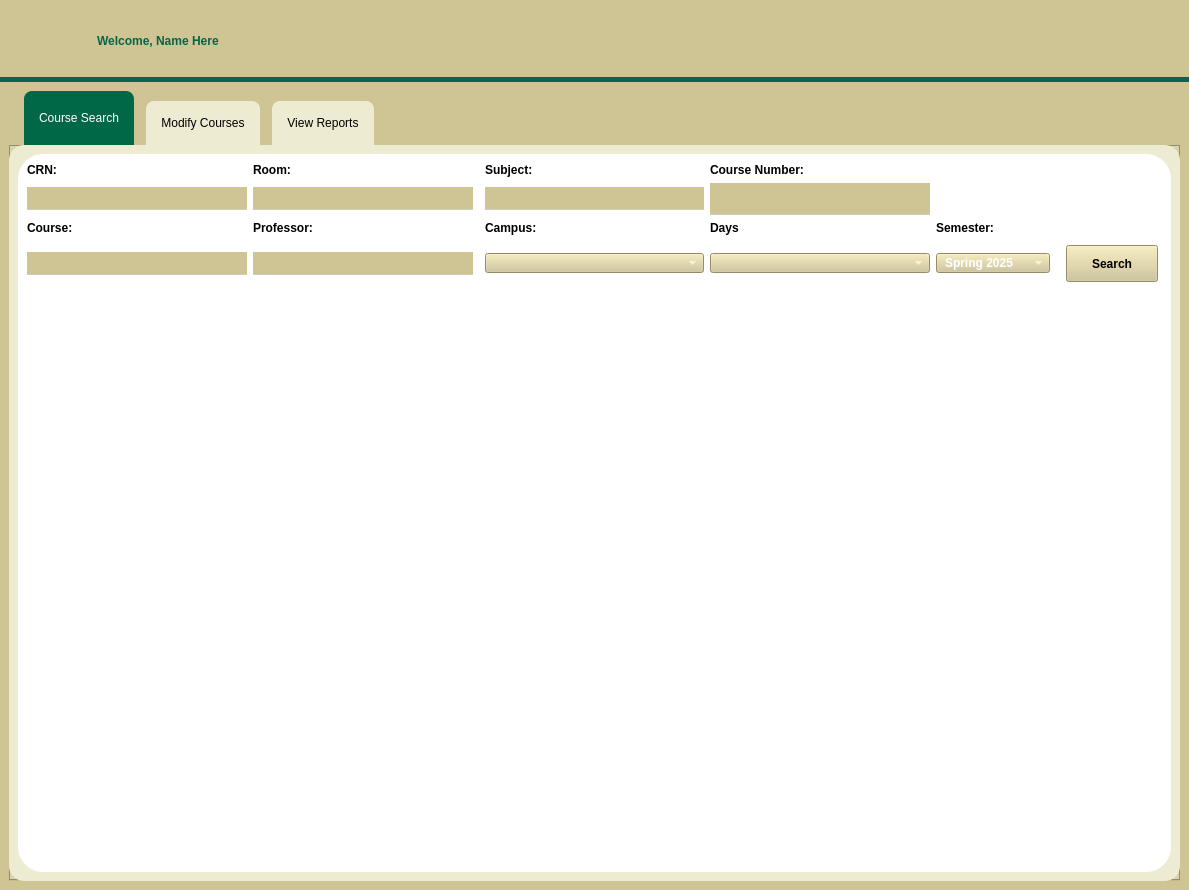
First picture: the form in administratordisplay.ui, repository RyanLewis155/College-Portal-Project, before the edit.
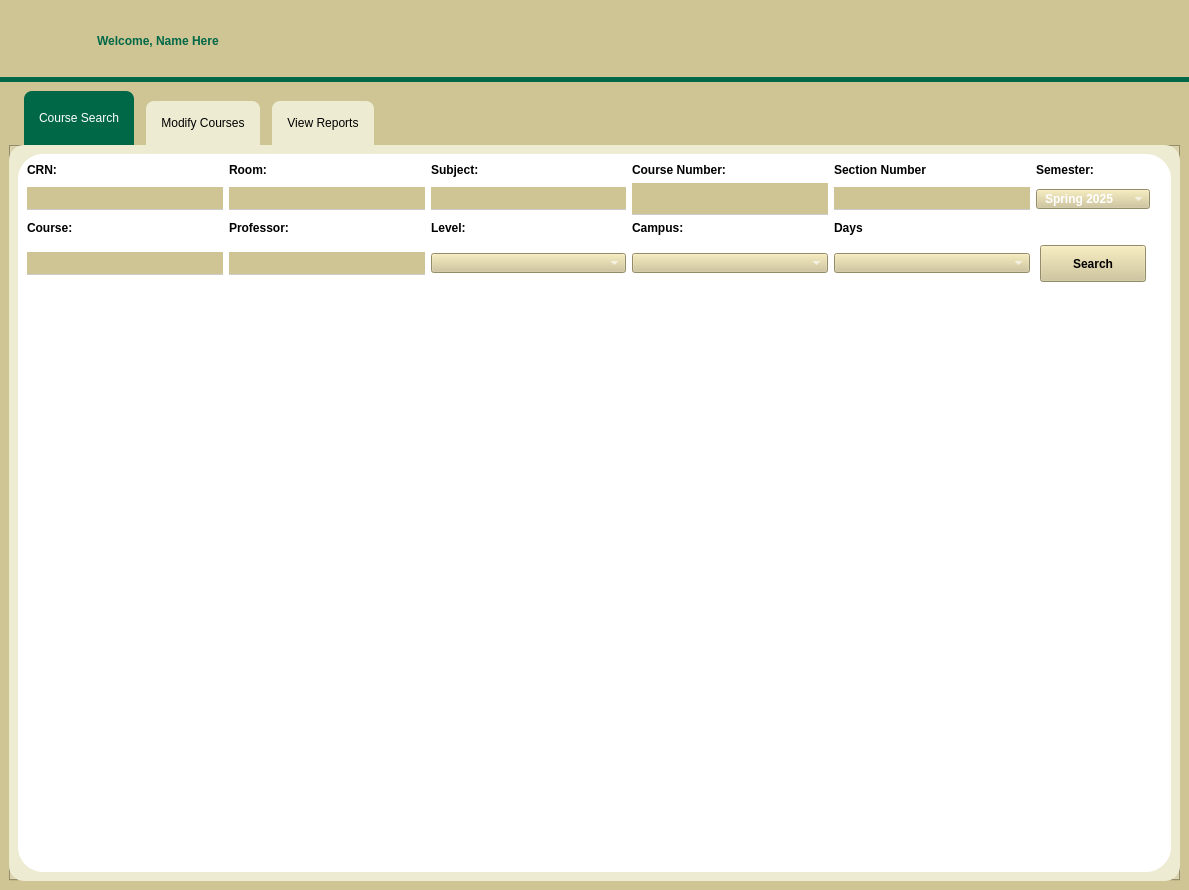
Second picture: the form after the edit. Icons and pictures are not drawn.

Commit message: Search Feature

Patch:
```diff
--- a/administratordisplay.ui
+++ b/administratordisplay.ui
@@ -170,140 +170,9 @@
           <string>Course Search</string>
          </attribute>
          <layout class="QGridLayout" name="gridLayout_3">
-          <item row="0" column="0">
+          <item row="1" column="0">
            <widget class="QWidget" name="widget_SearchCourses" native="true">
             <layout class="QGridLayout" name="gridLayout_4">
-             <item row="1" column="3">
-              <widget class="QLineEdit" name="lineEdit_subject">
-               <property name="palette">
-                <palette>
-                 <active>
-                  <colorrole role="Button">
-                   <brush brushstyle="SolidPattern">
-                    <color alpha="255">
-                     <red>207</red>
-                     <green>196</green>
-                     <blue>147</blue>
-                    </color>
-                   </brush>
-                  </colorrole>
-                  <colorrole role="Base">
-                   <brush brushstyle="SolidPattern">
-                    <color alpha="255">
-                     <red>207</red>
-                     <green>196</green>
-                     <blue>147</blue>
-                    </color>
-                   </brush>
-                  </colorrole>
-                  <colorrole role="Window">
-                   <brush brushstyle="SolidPattern">
-                    <color alpha="255">
-                     <red>207</red>
-                     <green>196</green>
-                     <blue>147</blue>
-                    </color>
-                   </brush>
-                  </colorrole>
-                 </active>
-                 <inactive>
-                  <colorrole role="Button">
-                   <brush brushstyle="SolidPattern">
-                    <color alpha="255">
-                     <red>207</red>
-                     <green>196</green>
-                     <blue>147</blue>
-                    </color>
-                   </brush>
-                  </colorrole>
-                  <colorrole role="Base">
-                   <brush brushstyle="SolidPattern">
-                    <color alpha="255">
-                     <red>207</red>
-                     <green>196</green>
-                     <blue>147</blue>
-                    </color>
-                   </brush>
-                  </colorrole>
-                  <colorrole role="Window">
-                   <brush brushstyle="SolidPattern">
-                    <color alpha="255">
-                     <red>207</red>
-                     <green>196</green>
-                     <blue>147</blue>
-                    </color>
-                   </brush>
-                  </colorrole>
-                 </inactive>
-                 <disabled>
-                  <colorrole role="Button">
-                   <brush brushstyle="SolidPattern">
-                    <color alpha="255">
-                     <red>207</red>
-                     <green>196</green>
-                     <blue>147</blue>
-                    </color>
-                   </brush>
-                  </colorrole>
-                  <colorrole role="Base">
-                   <brush brushstyle="SolidPattern">
-                    <color alpha="255">
-                     <red>207</red>
-                     <green>196</green>
-                     <blue>147</blue>
-                    </color>
-                   </brush>
-                  </colorrole>
-                  <colorrole role="Window">
-                   <brush brushstyle="SolidPattern">
-                    <color alpha="255">
-                     <red>207</red>
-                     <green>196</green>
-                     <blue>147</blue>
-                    </color>
-                   </brush>
-                  </colorrole>
-                 </disabled>
-                </palette>
-               </property>
-               <property name="toolTip">
-                <string>&lt;html&gt;&lt;head/&gt;&lt;body&gt;&lt;p&gt;Subject&lt;/p&gt;&lt;/body&gt;&lt;/html&gt;</string>
-               </property>
-               <property name="styleSheet">
-                <string notr="true">QLineEdit#lineEdit_subject {
-	padding-top: 3px;
-	padding-bottom: 3px;
-	padding-left: 6px;
-	padding-right: 3px;
-	border: none;
-	border-bottom: 1px solid #cccccc;
-	font: 12pt 'Inter-VariableFont_opsz,wght';
-	font-weight: bold;
-	background: #CFC493;
-}
-
-QLineEdit#lineEdit_subject:focus {
-	border-bottom: 3px solid #006747;
-}</string>
-               </property>
-              </widget>
-             </item>
-             <item row="0" column="4">
-              <widget class="QLabel" name="label_CourseNumber">
-               <property name="styleSheet">
-                <string notr="true">QLabel#label_CourseNumber {
-	color:black;
-	font: 12pt 'Inter-VariableFont_opsz,wght';
-	background-color: white;
-	font-weight: bold;
-
-}</string>
-               </property>
-               <property name="text">
-                <string>Course Number:</string>
-               </property>
-              </widget>
-             </item>
              <item row="1" column="0">
               <widget class="QLineEdit" name="lineEdit_CRN">
                <property name="palette">
@@ -432,132 +301,6 @@
                </property>
               </widget>
              </item>
-             <item row="1" column="4">
-              <widget class="QLineEdit" name="lineEdit_courseNum">
-               <property name="palette">
-                <palette>
-                 <active>
-                  <colorrole role="Button">
-                   <brush brushstyle="SolidPattern">
-                    <color alpha="255">
-                     <red>207</red>
-                     <green>196</green>
-                     <blue>147</blue>
-                    </color>
-                   </brush>
-                  </colorrole>
-                  <colorrole role="Base">
-                   <brush brushstyle="SolidPattern">
-                    <color alpha="255">
-                     <red>207</red>
-                     <green>196</green>
-                     <blue>147</blue>
-                    </color>
-                   </brush>
-                  </colorrole>
-                  <colorrole role="Window">
-                   <brush brushstyle="SolidPattern">
-                    <color alpha="255">
-                     <red>207</red>
-                     <green>196</green>
-                     <blue>147</blue>
-                    </color>
-                   </brush>
-                  </colorrole>
-                 </active>
-                 <inactive>
-                  <colorrole role="Button">
-                   <brush brushstyle="SolidPattern">
-                    <color alpha="255">
-                     <red>207</red>
-                     <green>196</green>
-                     <blue>147</blue>
-                    </color>
-                   </brush>
-                  </colorrole>
-                  <colorrole role="Base">
-                   <brush brushstyle="SolidPattern">
-                    <color alpha="255">
-                     <red>207</red>
-                     <green>196</green>
-                     <blue>147</blue>
-                    </color>
-                   </brush>
-                  </colorrole>
-                  <colorrole role="Window">
-                   <brush brushstyle="SolidPattern">
-                    <color alpha="255">
-                     <red>207</red>
-                     <green>196</green>
-                     <blue>147</blue>
-                    </color>
-                   </brush>
-                  </colorrole>
-                 </inactive>
-                 <disabled>
-                  <colorrole role="Button">
-                   <brush brushstyle="SolidPattern">
-                    <color alpha="255">
-                     <red>207</red>
-                     <green>196</green>
-                     <blue>147</blue>
-                    </color>
-                   </brush>
-                  </colorrole>
-                  <colorrole role="Base">
-                   <brush brushstyle="SolidPattern">
-                    <color alpha="255">
-                     <red>207</red>
-                     <green>196</green>
-                     <blue>147</blue>
-                    </color>
-                   </brush>
-                  </colorrole>
-                  <colorrole role="Window">
-                   <brush brushstyle="SolidPattern">
-                    <color alpha="255">
-                     <red>207</red>
-                     <green>196</green>
-                     <blue>147</blue>
-                    </color>
-                   </brush>
-                  </colorrole>
-                 </disabled>
-                </palette>
-               </property>
-               <property name="font">
-                <font>
-                 <family>Inter-VariableFont_opsz,wght</family>
-                 <pointsize>12</pointsize>
-                 <italic>false</italic>
-                 <bold>true</bold>
-                </font>
-               </property>
-               <property name="cursor">
-                <cursorShape>IBeamCursor</cursorShape>
-               </property>
-               <property name="toolTip">
-                <string>&lt;html&gt;&lt;head/&gt;&lt;body&gt;&lt;p&gt;Course Number&lt;/p&gt;&lt;/body&gt;&lt;/html&gt;</string>
-               </property>
-               <property name="styleSheet">
-                <string notr="true">QLineEdit#lineEdit_courseNum {
-	padding-top: 3px;
-	padding-bottom: 3px;
-	padding-left: 6px;
-	padding-right: 3px;
-	border: none;
-	border-bottom: 1px solid #cccccc;
-	font: 12pt 'Inter-VariableFont_opsz,wght';
-	font-weight: bold;
-	background: #CFC493;
-}
-
-QLineEdit#lineEdit_courseNum:focus {
-	border-bottom: 3px solid #006747;
-}</string>
-               </property>
-              </widget>
-             </item>
              <item row="4" column="0" colspan="8">
               <widget class="QTableView" name="tableView_results">
                <property name="font">
@@ -625,22 +368,6 @@
                </property>
               </widget>
              </item>
-             <item row="0" column="3">
-              <widget class="QLabel" name="label_Subject">
-               <property name="styleSheet">
-                <string notr="true">QLabel#label_Subject {
-	color: black;
-	font: 12pt 'Inter-VariableFont_opsz,wght';
-	background-color: white;
-	font-weight: bold;
-
-}</string>
-               </property>
-               <property name="text">
-                <string>Subject:</string>
-               </property>
-              </widget>
-             </item>
              <item row="0" column="1">
               <widget class="QLabel" name="label_Room">
                <property name="styleSheet">
@@ -690,167 +417,6 @@
                </property>
               </widget>
              </item>
-             <item row="3" column="7">
-              <widget class="QPushButton" name="pushButton_search">
-               <property name="minimumSize">
-                <size>
-                 <width>100</width>
-                 <height>45</height>
-                </size>
-               </property>
-               <property name="palette">
-                <palette>
-                 <active>
-                  <colorrole role="Button">
-                   <brush brushstyle="SolidPattern">
-                    <color alpha="255">
-                     <red>207</red>
-                     <green>196</green>
-                     <blue>147</blue>
-                    </color>
-                   </brush>
-                  </colorrole>
-                  <colorrole role="Base">
-                   <brush brushstyle="SolidPattern">
-                    <color alpha="255">
-                     <red>207</red>
-                     <green>196</green>
-                     <blue>147</blue>
-                    </color>
-                   </brush>
-                  </colorrole>
-                  <colorrole role="Window">
-                   <brush brushstyle="SolidPattern">
-                    <color alpha="255">
-                     <red>207</red>
-                     <green>196</green>
-                     <blue>147</blue>
-                    </color>
-                   </brush>
-                  </colorrole>
-                  <colorrole role="Highlight">
-                   <brush brushstyle="SolidPattern">
-                    <color alpha="255">
-                     <red>31</red>
-                     <green>155</green>
-                     <blue>93</blue>
-                    </color>
-                   </brush>
-                  </colorrole>
-                 </active>
-                 <inactive>
-                  <colorrole role="Button">
-                   <brush brushstyle="SolidPattern">
-                    <color alpha="255">
-                     <red>207</red>
-                     <green>196</green>
-                     <blue>147</blue>
-                    </color>
-                   </brush>
-                  </colorrole>
-                  <colorrole role="Base">
-                   <brush brushstyle="SolidPattern">
-                    <color alpha="255">
-                     <red>207</red>
-                     <green>196</green>
-                     <blue>147</blue>
-                    </color>
-                   </brush>
-                  </colorrole>
-                  <colorrole role="Window">
-                   <brush brushstyle="SolidPattern">
-                    <color alpha="255">
-                     <red>207</red>
-                     <green>196</green>
-                     <blue>147</blue>
-                    </color>
-                   </brush>
-                  </colorrole>
-                  <colorrole role="Highlight">
-                   <brush brushstyle="SolidPattern">
-                    <color alpha="255">
-                     <red>31</red>
-                     <green>155</green>
-                     <blue>93</blue>
-                    </color>
-                   </brush>
-                  </colorrole>
-                 </inactive>
-                 <disabled>
-                  <colorrole role="Button">
-                   <brush brushstyle="SolidPattern">
-                    <color alpha="255">
-                     <red>207</red>
-                     <green>196</green>
-                     <blue>147</blue>
-                    </color>
-                   </brush>
-                  </colorrole>
-                  <colorrole role="Base">
-                   <brush brushstyle="SolidPattern">
-                    <color alpha="255">
-                     <red>207</red>
-                     <green>196</green>
-                     <blue>147</blue>
-                    </color>
-                   </brush>
-                  </colorrole>
-                  <colorrole role="Window">
-                   <brush brushstyle="SolidPattern">
-                    <color alpha="255">
-                     <red>207</red>
-                     <green>196</green>
-                     <blue>147</blue>
-                    </color>
-                   </brush>
-                  </colorrole>
-                  <colorrole role="Highlight">
-                   <brush brushstyle="SolidPattern">
-                    <color alpha="255">
-                     <red>31</red>
-                     <green>155</green>
-                     <blue>93</blue>
-                    </color>
-                   </brush>
-                  </colorrole>
-                 </disabled>
-                </palette>
-               </property>
-               <property name="cursor">
-                <cursorShape>PointingHandCursor</cursorShape>
-               </property>
-               <property name="focusPolicy">
-                <enum>Qt::FocusPolicy::StrongFocus</enum>
-               </property>
-               <property name="styleSheet">
-                <string notr="true">QPushButton#pushButton_search {
-	font: 10pt 'Inter-VariableFont_opsz,wght';
-	font-weight: bold;
-	background-color: #CFC493;
-	margin: 4px;
-	padding: 2px;
-}
-
-QPushButton#pushButton_search:focus {
-	border-radius: 8px;
-	border: 1px solid #006747;
-}
-
-QPushButton#pushButton_search:hover {
-	background-color: #006747;
-	border-radius: 8px;
-	margin: 0px;
-	padding: 6px;
-}</string>
-               </property>
-               <property name="text">
-                <string>Search</string>
-               </property>
-               <property name="default">
-                <bool>false</bool>
-               </property>
-              </widget>
-             </item>
              <item row="3" column="1">
               <widget class="QLineEdit" name="lineEdit_Professor">
                <property name="styleSheet">
@@ -1265,7 +831,368 @@
                </property>
               </widget>
              </item>
-             <item row="3" column="5">
+             <item row="3" column="2">
+              <widget class="QComboBox" name="comboBox_Level">
+               <property name="styleSheet">
+                <string notr="true">QComboBox#comboBox_Level {
+    padding: 1px 18px 1px 8px;
+    min-width: 1em;
+	font: 12pt 'Inter-VariableFont_opsz,wght';
+	font-weight: bold;
+	color: white;
+	background-color: #CFC493;
+	selection-background-color: #006747;
+    selection-color: white;
+}
+
+
+QComboBox#comboBox_Level QAbstractItemView::item:selected {
+    border-left: 3px solid #006747;
+}
+</string>
+               </property>
+              </widget>
+             </item>
+             <item row="2" column="2">
+              <widget class="QLabel" name="label_Level">
+               <property name="styleSheet">
+                <string notr="true">	color: black;
+	font: 12pt 'Inter-VariableFont_opsz,wght';
+	font-weight: bold;
+	background-color: white;</string>
+               </property>
+               <property name="text">
+                <string>Level:</string>
+               </property>
+              </widget>
+             </item>
+             <item row="1" column="2">
+              <widget class="QLineEdit" name="lineEdit_subject">
+               <property name="palette">
+                <palette>
+                 <active>
+                  <colorrole role="Button">
+                   <brush brushstyle="SolidPattern">
+                    <color alpha="255">
+                     <red>207</red>
+                     <green>196</green>
+                     <blue>147</blue>
+                    </color>
+                   </brush>
+                  </colorrole>
+                  <colorrole role="Base">
+                   <brush brushstyle="SolidPattern">
+                    <color alpha="255">
+                     <red>207</red>
+                     <green>196</green>
+                     <blue>147</blue>
+                    </color>
+                   </brush>
+                  </colorrole>
+                  <colorrole role="Window">
+                   <brush brushstyle="SolidPattern">
+                    <color alpha="255">
+                     <red>207</red>
+                     <green>196</green>
+                     <blue>147</blue>
+                    </color>
+                   </brush>
+                  </colorrole>
+                 </active>
+                 <inactive>
+                  <colorrole role="Button">
+                   <brush brushstyle="SolidPattern">
+                    <color alpha="255">
+                     <red>207</red>
+                     <green>196</green>
+                     <blue>147</blue>
+                    </color>
+                   </brush>
+                  </colorrole>
+                  <colorrole role="Base">
+                   <brush brushstyle="SolidPattern">
+                    <color alpha="255">
+                     <red>207</red>
+                     <green>196</green>
+                     <blue>147</blue>
+                    </color>
+                   </brush>
+                  </colorrole>
+                  <colorrole role="Window">
+                   <brush brushstyle="SolidPattern">
+                    <color alpha="255">
+                     <red>207</red>
+                     <green>196</green>
+                     <blue>147</blue>
+                    </color>
+                   </brush>
+                  </colorrole>
+                 </inactive>
+                 <disabled>
+                  <colorrole role="Button">
+                   <brush brushstyle="SolidPattern">
+                    <color alpha="255">
+                     <red>207</red>
+                     <green>196</green>
+                     <blue>147</blue>
+                    </color>
+                   </brush>
+                  </colorrole>
+                  <colorrole role="Base">
+                   <brush brushstyle="SolidPattern">
+                    <color alpha="255">
+                     <red>207</red>
+                     <green>196</green>
+                     <blue>147</blue>
+                    </color>
+                   </brush>
+                  </colorrole>
+                  <colorrole role="Window">
+                   <brush brushstyle="SolidPattern">
+                    <color alpha="255">
+                     <red>207</red>
+                     <green>196</green>
+                     <blue>147</blue>
+                    </color>
+                   </brush>
+                  </colorrole>
+                 </disabled>
+                </palette>
+               </property>
+               <property name="toolTip">
+                <string>&lt;html&gt;&lt;head/&gt;&lt;body&gt;&lt;p&gt;Subject&lt;/p&gt;&lt;/body&gt;&lt;/html&gt;</string>
+               </property>
+               <property name="styleSheet">
+                <string notr="true">QLineEdit#lineEdit_subject {
+	padding-top: 3px;
+	padding-bottom: 3px;
+	padding-left: 6px;
+	padding-right: 3px;
+	border: none;
+	border-bottom: 1px solid #cccccc;
+	font: 12pt 'Inter-VariableFont_opsz,wght';
+	font-weight: bold;
+	background: #CFC493;
+}
+
+QLineEdit#lineEdit_subject:focus {
+	border-bottom: 3px solid #006747;
+}</string>
+               </property>
+              </widget>
+             </item>
+             <item row="0" column="2">
+              <widget class="QLabel" name="label_Subject">
+               <property name="styleSheet">
+                <string notr="true">QLabel#label_Subject {
+	color: black;
+	font: 12pt 'Inter-VariableFont_opsz,wght';
+	background-color: white;
+	font-weight: bold;
+
+}</string>
+               </property>
+               <property name="text">
+                <string>Subject:</string>
+               </property>
+              </widget>
+             </item>
+             <item row="1" column="3">
+              <widget class="QLineEdit" name="lineEdit_courseNum">
+               <property name="palette">
+                <palette>
+                 <active>
+                  <colorrole role="Button">
+                   <brush brushstyle="SolidPattern">
+                    <color alpha="255">
+                     <red>207</red>
+                     <green>196</green>
+                     <blue>147</blue>
+                    </color>
+                   </brush>
+                  </colorrole>
+                  <colorrole role="Base">
+                   <brush brushstyle="SolidPattern">
+                    <color alpha="255">
+                     <red>207</red>
+                     <green>196</green>
+                     <blue>147</blue>
+                    </color>
+                   </brush>
+                  </colorrole>
+                  <colorrole role="Window">
+                   <brush brushstyle="SolidPattern">
+                    <color alpha="255">
+                     <red>207</red>
+                     <green>196</green>
+                     <blue>147</blue>
+                    </color>
+                   </brush>
+                  </colorrole>
+                 </active>
+                 <inactive>
+                  <colorrole role="Button">
+                   <brush brushstyle="SolidPattern">
+                    <color alpha="255">
+                     <red>207</red>
+                     <green>196</green>
+                     <blue>147</blue>
+                    </color>
+                   </brush>
+                  </colorrole>
+                  <colorrole role="Base">
+                   <brush brushstyle="SolidPattern">
+                    <color alpha="255">
+                     <red>207</red>
+                     <green>196</green>
+                     <blue>147</blue>
+                    </color>
+                   </brush>
+                  </colorrole>
+                  <colorrole role="Window">
+                   <brush brushstyle="SolidPattern">
+                    <color alpha="255">
+                     <red>207</red>
+                     <green>196</green>
+                     <blue>147</blue>
+                    </color>
+                   </brush>
+                  </colorrole>
+                 </inactive>
+                 <disabled>
+                  <colorrole role="Button">
+                   <brush brushstyle="SolidPattern">
+                    <color alpha="255">
+                     <red>207</red>
+                     <green>196</green>
+                     <blue>147</blue>
+                    </color>
+                   </brush>
+                  </colorrole>
+                  <colorrole role="Base">
+                   <brush brushstyle="SolidPattern">
+                    <color alpha="255">
+                     <red>207</red>
+                     <green>196</green>
+                     <blue>147</blue>
+                    </color>
+                   </brush>
+                  </colorrole>
+                  <colorrole role="Window">
+                   <brush brushstyle="SolidPattern">
+                    <color alpha="255">
+                     <red>207</red>
+                     <green>196</green>
+                     <blue>147</blue>
+                    </color>
+                   </brush>
+                  </colorrole>
+                 </disabled>
+                </palette>
+               </property>
+               <property name="font">
+                <font>
+                 <family>Inter-VariableFont_opsz,wght</family>
+                 <pointsize>12</pointsize>
+                 <italic>false</italic>
+                 <bold>true</bold>
+                </font>
+               </property>
+               <property name="cursor">
+                <cursorShape>IBeamCursor</cursorShape>
+               </property>
+               <property name="toolTip">
+                <string>&lt;html&gt;&lt;head/&gt;&lt;body&gt;&lt;p&gt;Course Number&lt;/p&gt;&lt;/body&gt;&lt;/html&gt;</string>
+               </property>
+               <property name="styleSheet">
+                <string notr="true">QLineEdit#lineEdit_courseNum {
+	padding-top: 3px;
+	padding-bottom: 3px;
+	padding-left: 6px;
+	padding-right: 3px;
+	border: none;
+	border-bottom: 1px solid #cccccc;
+	font: 12pt 'Inter-VariableFont_opsz,wght';
+	font-weight: bold;
+	background: #CFC493;
+}
+
+QLineEdit#lineEdit_courseNum:focus {
+	border-bottom: 3px solid #006747;
+}</string>
+               </property>
+              </widget>
+             </item>
+             <item row="0" column="3">
+              <widget class="QLabel" name="label_CourseNumber">
+               <property name="styleSheet">
+                <string notr="true">QLabel#label_CourseNumber {
+	color:black;
+	font: 12pt 'Inter-VariableFont_opsz,wght';
+	background-color: white;
+	font-weight: bold;
+
+}</string>
+               </property>
+               <property name="text">
+                <string>Course Number:</string>
+               </property>
+              </widget>
+             </item>
+             <item row="1" column="4">
+              <widget class="QLineEdit" name="lineEdit_sectionNum">
+               <property name="styleSheet">
+                <string notr="true">QLineEdit#lineEdit_sectionNum {
+	padding-top: 3px;
+	padding-bottom: 3px;
+	padding-left: 6px;
+	padding-right: 3px;
+	border: none;
+	border-bottom: 1px solid #cccccc;
+	font: 12pt 'Inter-VariableFont_opsz,wght';
+	font-weight: bold;
+	background: #CFC493;
+}
+
+QLineEdit#lineEdit_sectionNum:focus {
+	border-bottom: 3px solid #006747;
+}</string>
+               </property>
+              </widget>
+             </item>
+             <item row="0" column="4">
+              <widget class="QLabel" name="label_sectionNum">
+               <property name="styleSheet">
+                <string notr="true">QLabel#label_sectionNum {
+	color:black;
+	font: 12pt 'Inter-VariableFont_opsz,wght';
+	background-color: white;
+	font-weight: bold;
+
+}</string>
+               </property>
+               <property name="text">
+                <string>Section Number</string>
+               </property>
+              </widget>
+             </item>
+             <item row="0" column="5">
+              <widget class="QLabel" name="label_Semester">
+               <property name="styleSheet">
+                <string notr="true">QLabel#label_Semester {
+	color:black;
+	font: 12pt 'Inter-VariableFont_opsz,wght';
+	background-color: white;
+	font-weight: bold;
+
+}</string>
+               </property>
+               <property name="text">
+                <string>Semester:</string>
+               </property>
+              </widget>
+             </item>
+             <item row="1" column="5">
               <widget class="QComboBox" name="comboBox_term">
                <property name="cursor">
                 <cursorShape>PointingHandCursor</cursorShape>
@@ -1325,19 +1252,164 @@
                </item>
               </widget>
              </item>
-             <item row="2" column="5">
-              <widget class="QLabel" name="label_Semester">
+             <item row="3" column="5">
+              <widget class="QPushButton" name="pushButton_search">
+               <property name="minimumSize">
+                <size>
+                 <width>100</width>
+                 <height>45</height>
+                </size>
+               </property>
+               <property name="palette">
+                <palette>
+                 <active>
+                  <colorrole role="Button">
+                   <brush brushstyle="SolidPattern">
+                    <color alpha="255">
+                     <red>207</red>
+                     <green>196</green>
+                     <blue>147</blue>
+                    </color>
+                   </brush>
+                  </colorrole>
+                  <colorrole role="Base">
+                   <brush brushstyle="SolidPattern">
+                    <color alpha="255">
+                     <red>207</red>
+                     <green>196</green>
+                     <blue>147</blue>
+                    </color>
+                   </brush>
+                  </colorrole>
+                  <colorrole role="Window">
+                   <brush brushstyle="SolidPattern">
+                    <color alpha="255">
+                     <red>207</red>
+                     <green>196</green>
+                     <blue>147</blue>
+                    </color>
+                   </brush>
+                  </colorrole>
+                  <colorrole role="Highlight">
+                   <brush brushstyle="SolidPattern">
+                    <color alpha="255">
+                     <red>31</red>
+                     <green>155</green>
+                     <blue>93</blue>
+                    </color>
+                   </brush>
+                  </colorrole>
+                 </active>
+                 <inactive>
+                  <colorrole role="Button">
+                   <brush brushstyle="SolidPattern">
+                    <color alpha="255">
+                     <red>207</red>
+                     <green>196</green>
+                     <blue>147</blue>
+                    </color>
+                   </brush>
+                  </colorrole>
+                  <colorrole role="Base">
+                   <brush brushstyle="SolidPattern">
+                    <color alpha="255">
+                     <red>207</red>
+                     <green>196</green>
+                     <blue>147</blue>
+                    </color>
+                   </brush>
+                  </colorrole>
+                  <colorrole role="Window">
+                   <brush brushstyle="SolidPattern">
+                    <color alpha="255">
+                     <red>207</red>
+                     <green>196</green>
+                     <blue>147</blue>
+                    </color>
+                   </brush>
+                  </colorrole>
+                  <colorrole role="Highlight">
+                   <brush brushstyle="SolidPattern">
+                    <color alpha="255">
+                     <red>31</red>
+                     <green>155</green>
+                     <blue>93</blue>
+                    </color>
+                   </brush>
+                  </colorrole>
+                 </inactive>
+                 <disabled>
+                  <colorrole role="Button">
+                   <brush brushstyle="SolidPattern">
+                    <color alpha="255">
+                     <red>207</red>
+                     <green>196</green>
+                     <blue>147</blue>
+                    </color>
+                   </brush>
+                  </colorrole>
+                  <colorrole role="Base">
+                   <brush brushstyle="SolidPattern">
+                    <color alpha="255">
+                     <red>207</red>
+                     <green>196</green>
+                     <blue>147</blue>
+                    </color>
+                   </brush>
+                  </colorrole>
+                  <colorrole role="Window">
+                   <brush brushstyle="SolidPattern">
+                    <color alpha="255">
+                     <red>207</red>
+                     <green>196</green>
+                     <blue>147</blue>
+                    </color>
+                   </brush>
+                  </colorrole>
+                  <colorrole role="Highlight">
+                   <brush brushstyle="SolidPattern">
+                    <color alpha="255">
+                     <red>31</red>
+                     <green>155</green>
+                     <blue>93</blue>
+                    </color>
+                   </brush>
+                  </colorrole>
+                 </disabled>
+                </palette>
+               </property>
+               <property name="cursor">
+                <cursorShape>PointingHandCursor</cursorShape>
+               </property>
+               <property name="focusPolicy">
+                <enum>Qt::FocusPolicy::StrongFocus</enum>
+               </property>
                <property name="styleSheet">
-                <string notr="true">QLabel#label_Semester {
-	color:black;
-	font: 12pt 'Inter-VariableFont_opsz,wght';
-	background-color: white;
+                <string notr="true">QPushButton#pushButton_search {
+	font: 10pt 'Inter-VariableFont_opsz,wght';
 	font-weight: bold;
+	background-color: #CFC493;
+	margin: 4px;
+	padding: 2px;
+}
 
+QPushButton#pushButton_search:focus {
+	border-radius: 8px;
+	border: 1px solid #006747;
+}
+
+QPushButton#pushButton_search:hover {
+	background-color: #006747;
+	border-radius: 8px;
+	margin: 0px;
+	padding: 6px;
 }</string>
                </property>
                <property name="text">
-                <string>Semester:</string>
+                <string>Search</string>
+               </property>
+               <property name="default">
+                <bool>false</bool>
                </property>
               </widget>
              </item>
```
The commit also changes 9 other files.
